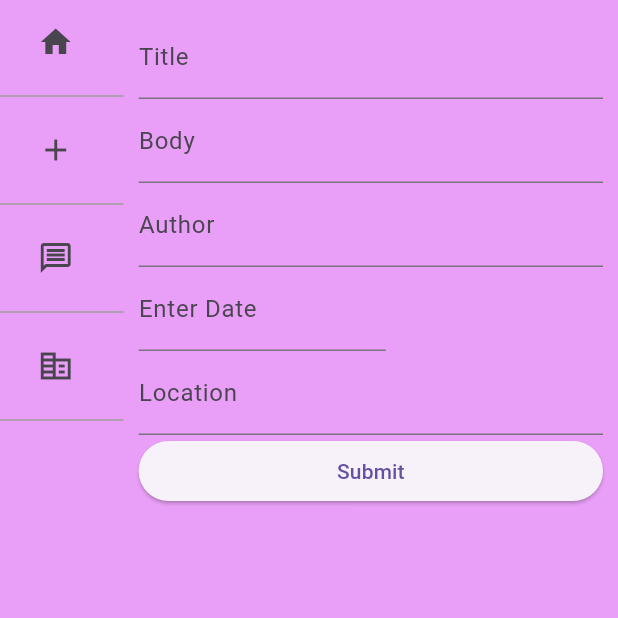
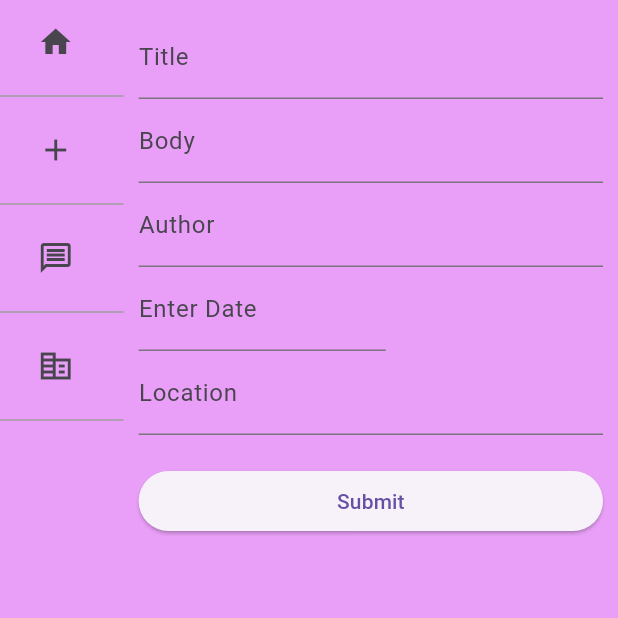
Before and after one commit to Priyanshu-agr/safeJourney, a Flutter app: the screen it shows after launch, after a tap on the "add" icon, on a phone screen of 412 x 824 dp, the top half of it. Run offline on Flutter 3.47's test engine with Material 2 defaults, Android fonts, the light colour scheme and no system bars; our stand-ins replace geolocator.

Commit message:
Modified Submit button in input_form.dart

```diff
--- a/safe_journey/lib/Screens/input_form.dart
+++ b/safe_journey/lib/Screens/input_form.dart
@@ -143,6 +143,9 @@ class _InputFormState extends State<InputForm> {
                 location = locationcontroller.text;
               },
             ),
+            SizedBox(
+              height: 20,
+            ),
             ElevatedButton(
               onPressed: () {
                 SubmitForm();
```
